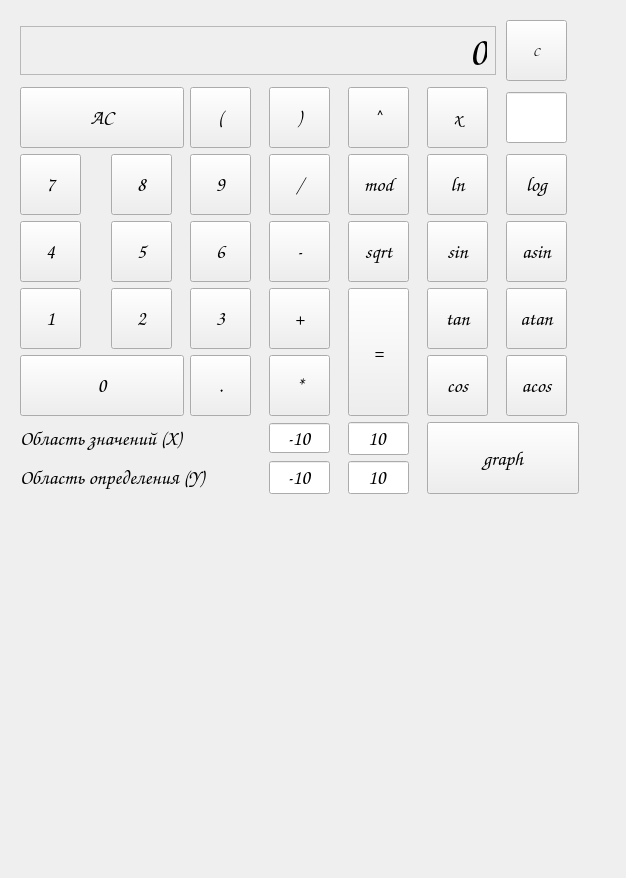
The window that src/cpp/mainwindow.ui (nabiullina/s21_smart_calc) describes before a commit, drawn with Qt 5.
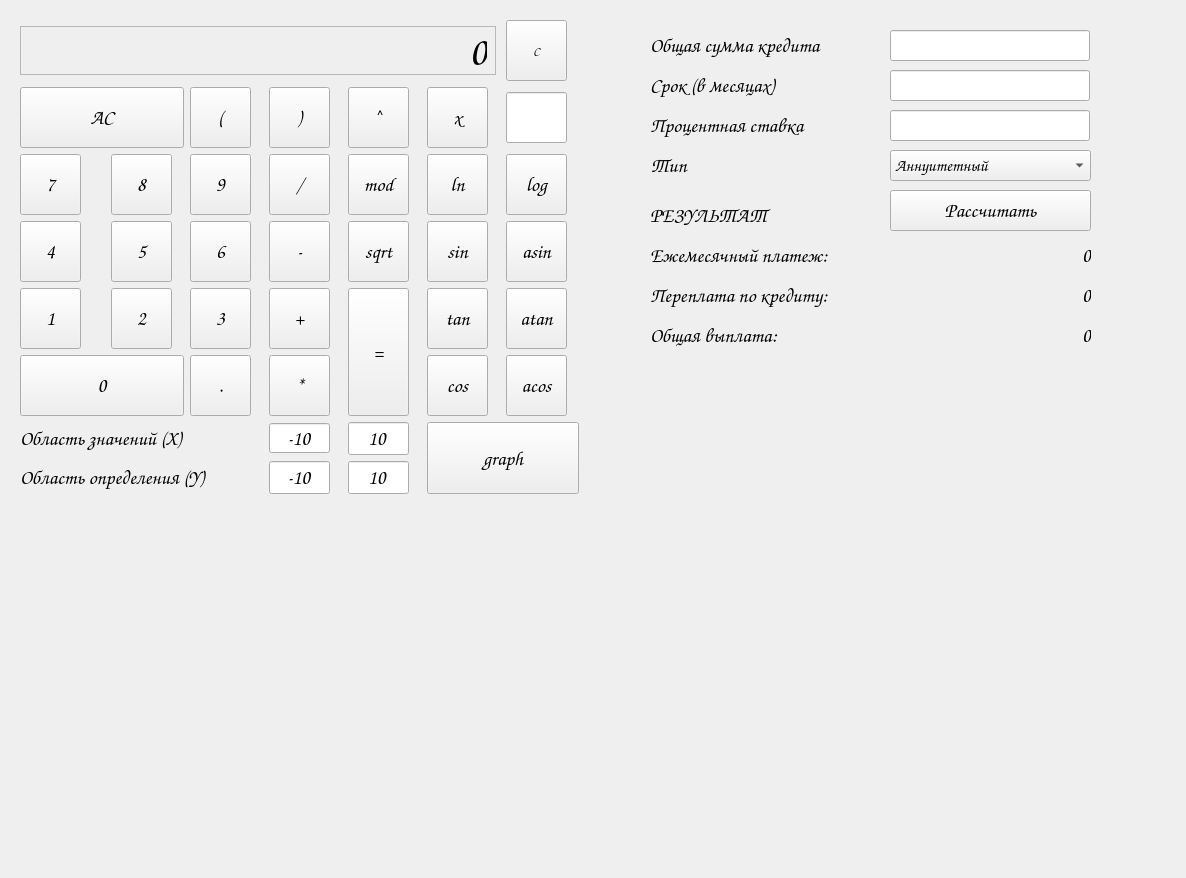
The same window after the commit. Custom widgets are drawn as their Qt base class.

Patch:
```diff
--- a/src/cpp/mainwindow.ui
+++ b/src/cpp/mainwindow.ui
@@ -6,7 +6,7 @@
    <rect>
     <x>0</x>
     <y>0</y>
-    <width>626</width>
+    <width>1186</width>
     <height>878</height>
    </rect>
   </property>
@@ -1102,6 +1102,467 @@
      </item>
     </layout>
    </widget>
+   <widget class="QLabel" name="label_4">
+    <property name="geometry">
+     <rect>
+      <x>650</x>
+      <y>30</y>
+      <width>247</width>
+      <height>30</height>
+     </rect>
+    </property>
+    <property name="maximumSize">
+     <size>
+      <width>16777215</width>
+      <height>30</height>
+     </size>
+    </property>
+    <property name="font">
+     <font>
+      <family>Comic Sans MS</family>
+      <pointsize>15</pointsize>
+     </font>
+    </property>
+    <property name="text">
+     <string>Общая сумма кредита</string>
+    </property>
+   </widget>
+   <widget class="QLabel" name="label_5">
+    <property name="geometry">
+     <rect>
+      <x>650</x>
+      <y>70</y>
+      <width>247</width>
+      <height>30</height>
+     </rect>
+    </property>
+    <property name="maximumSize">
+     <size>
+      <width>16777215</width>
+      <height>30</height>
+     </size>
+    </property>
+    <property name="font">
+     <font>
+      <family>Comic Sans MS</family>
+      <pointsize>15</pointsize>
+     </font>
+    </property>
+    <property name="text">
+     <string>Срок (в месяцах)</string>
+    </property>
+   </widget>
+   <widget class="QLabel" name="label_6">
+    <property name="geometry">
+     <rect>
+      <x>650</x>
+      <y>110</y>
+      <width>247</width>
+      <height>30</height>
+     </rect>
+    </property>
+    <property name="maximumSize">
+     <size>
+      <width>16777215</width>
+      <height>30</height>
+     </size>
+    </property>
+    <property name="font">
+     <font>
+      <family>Comic Sans MS</family>
+      <pointsize>15</pointsize>
+     </font>
+    </property>
+    <property name="text">
+     <string>Процентная ставка</string>
+    </property>
+   </widget>
+   <widget class="QLabel" name="label_7">
+    <property name="geometry">
+     <rect>
+      <x>650</x>
+      <y>150</y>
+      <width>247</width>
+      <height>30</height>
+     </rect>
+    </property>
+    <property name="maximumSize">
+     <size>
+      <width>16777215</width>
+      <height>30</height>
+     </size>
+    </property>
+    <property name="font">
+     <font>
+      <family>Comic Sans MS</family>
+      <pointsize>15</pointsize>
+     </font>
+    </property>
+    <property name="text">
+     <string>Тип</string>
+    </property>
+   </widget>
+   <widget class="QLabel" name="label_8">
+    <property name="geometry">
+     <rect>
+      <x>650</x>
+      <y>200</y>
+      <width>247</width>
+      <height>30</height>
+     </rect>
+    </property>
+    <property name="maximumSize">
+     <size>
+      <width>16777215</width>
+      <height>30</height>
+     </size>
+    </property>
+    <property name="font">
+     <font>
+      <family>Comic Sans MS</family>
+      <pointsize>15</pointsize>
+     </font>
+    </property>
+    <property name="text">
+     <string>РЕЗУЛЬТАТ</string>
+    </property>
+   </widget>
+   <widget class="QLabel" name="label_9">
+    <property name="geometry">
+     <rect>
+      <x>650</x>
+      <y>240</y>
+      <width>247</width>
+      <height>30</height>
+     </rect>
+    </property>
+    <property name="maximumSize">
+     <size>
+      <width>16777215</width>
+      <height>30</height>
+     </size>
+    </property>
+    <property name="font">
+     <font>
+      <family>Comic Sans MS</family>
+      <pointsize>15</pointsize>
+     </font>
+    </property>
+    <property name="text">
+     <string>Ежемесячный платеж:</string>
+    </property>
+   </widget>
+   <widget class="QLabel" name="label_10">
+    <property name="geometry">
+     <rect>
+      <x>650</x>
+      <y>280</y>
+      <width>247</width>
+      <height>30</height>
+     </rect>
+    </property>
+    <property name="maximumSize">
+     <size>
+      <width>16777215</width>
+      <height>30</height>
+     </size>
+    </property>
+    <property name="font">
+     <font>
+      <family>Comic Sans MS</family>
+      <pointsize>15</pointsize>
+     </font>
+    </property>
+    <property name="text">
+     <string>Переплата по кредиту:</string>
+    </property>
+   </widget>
+   <widget class="QLabel" name="label_11">
+    <property name="geometry">
+     <rect>
+      <x>650</x>
+      <y>320</y>
+      <width>247</width>
+      <height>30</height>
+     </rect>
+    </property>
+    <property name="maximumSize">
+     <size>
+      <width>16777215</width>
+      <height>30</height>
+     </size>
+    </property>
+    <property name="font">
+     <font>
+      <family>Comic Sans MS</family>
+      <pointsize>15</pointsize>
+     </font>
+    </property>
+    <property name="text">
+     <string>Общая выплата:</string>
+    </property>
+   </widget>
+   <widget class="QLabel" name="label_monpay">
+    <property name="geometry">
+     <rect>
+      <x>900</x>
+      <y>240</y>
+      <width>191</width>
+      <height>30</height>
+     </rect>
+    </property>
+    <property name="maximumSize">
+     <size>
+      <width>16777215</width>
+      <height>30</height>
+     </size>
+    </property>
+    <property name="font">
+     <font>
+      <family>Comic Sans MS</family>
+      <pointsize>15</pointsize>
+     </font>
+    </property>
+    <property name="text">
+     <string>0</string>
+    </property>
+    <property name="alignment">
+     <set>Qt::AlignRight|Qt::AlignTrailing|Qt::AlignVCenter</set>
+    </property>
+   </widget>
+   <widget class="QLabel" name="label_overpay">
+    <property name="geometry">
+     <rect>
+      <x>900</x>
+      <y>280</y>
+      <width>191</width>
+      <height>30</height>
+     </rect>
+    </property>
+    <property name="maximumSize">
+     <size>
+      <width>16777215</width>
+      <height>30</height>
+     </size>
+    </property>
+    <property name="font">
+     <font>
+      <family>Comic Sans MS</family>
+      <pointsize>15</pointsize>
+     </font>
+    </property>
+    <property name="text">
+     <string>0</string>
+    </property>
+    <property name="alignment">
+     <set>Qt::AlignRight|Qt::AlignTrailing|Qt::AlignVCenter</set>
+    </property>
+   </widget>
+   <widget class="QLabel" name="label_paysum">
+    <property name="geometry">
+     <rect>
+      <x>900</x>
+      <y>320</y>
+      <width>191</width>
+      <height>30</height>
+     </rect>
+    </property>
+    <property name="maximumSize">
+     <size>
+      <width>16777215</width>
+      <height>30</height>
+     </size>
+    </property>
+    <property name="font">
+     <font>
+      <family>Comic Sans MS</family>
+      <pointsize>15</pointsize>
+     </font>
+    </property>
+    <property name="text">
+     <string>0</string>
+    </property>
+    <property name="alignment">
+     <set>Qt::AlignRight|Qt::AlignTrailing|Qt::AlignVCenter</set>
+    </property>
+   </widget>
+   <widget class="QLineEdit" name="sum_line">
+    <property name="geometry">
+     <rect>
+      <x>890</x>
+      <y>30</y>
+      <width>200</width>
+      <height>31</height>
+     </rect>
+    </property>
+    <property name="sizePolicy">
+     <sizepolicy hsizetype="Expanding" vsizetype="Expanding">
+      <horstretch>0</horstretch>
+      <verstretch>0</verstretch>
+     </sizepolicy>
+    </property>
+    <property name="minimumSize">
+     <size>
+      <width>61</width>
+      <height>31</height>
+     </size>
+    </property>
+    <property name="maximumSize">
+     <size>
+      <width>200</width>
+      <height>31</height>
+     </size>
+    </property>
+    <property name="font">
+     <font>
+      <family>Comic Sans MS</family>
+      <pointsize>20</pointsize>
+     </font>
+    </property>
+    <property name="focusPolicy">
+     <enum>Qt::ClickFocus</enum>
+    </property>
+    <property name="alignment">
+     <set>Qt::AlignCenter</set>
+    </property>
+   </widget>
+   <widget class="QLineEdit" name="term_line">
+    <property name="geometry">
+     <rect>
+      <x>890</x>
+      <y>70</y>
+      <width>200</width>
+      <height>31</height>
+     </rect>
+    </property>
+    <property name="sizePolicy">
+     <sizepolicy hsizetype="Expanding" vsizetype="Expanding">
+      <horstretch>0</horstretch>
+      <verstretch>0</verstretch>
+     </sizepolicy>
+    </property>
+    <property name="minimumSize">
+     <size>
+      <width>61</width>
+      <height>31</height>
+     </size>
+    </property>
+    <property name="maximumSize">
+     <size>
+      <width>200</width>
+      <height>31</height>
+     </size>
+    </property>
+    <property name="font">
+     <font>
+      <family>Comic Sans MS</family>
+      <pointsize>20</pointsize>
+     </font>
+    </property>
+    <property name="focusPolicy">
+     <enum>Qt::ClickFocus</enum>
+    </property>
+    <property name="alignment">
+     <set>Qt::AlignCenter</set>
+    </property>
+   </widget>
+   <widget class="QLineEdit" name="percent_line">
+    <property name="geometry">
+     <rect>
+      <x>890</x>
+      <y>110</y>
+      <width>200</width>
+      <height>31</height>
+     </rect>
+    </property>
+    <property name="sizePolicy">
+     <sizepolicy hsizetype="Expanding" vsizetype="Expanding">
+      <horstretch>0</horstretch>
+      <verstretch>0</verstretch>
+     </sizepolicy>
+    </property>
+    <property name="minimumSize">
+     <size>
+      <width>61</width>
+      <height>31</height>
+     </size>
+    </property>
+    <property name="maximumSize">
+     <size>
+      <width>200</width>
+      <height>31</height>
+     </size>
+    </property>
+    <property name="font">
+     <font>
+      <family>Comic Sans MS</family>
+      <pointsize>20</pointsize>
+     </font>
+    </property>
+    <property name="focusPolicy">
+     <enum>Qt::ClickFocus</enum>
+    </property>
+    <property name="alignment">
+     <set>Qt::AlignCenter</set>
+    </property>
+   </widget>
+   <widget class="QComboBox" name="cBox_type">
+    <property name="geometry">
+     <rect>
+      <x>890</x>
+      <y>150</y>
+      <width>201</width>
+      <height>31</height>
+     </rect>
+    </property>
+    <property name="font">
+     <font>
+      <family>Comic Sans MS</family>
+      <pointsize>13</pointsize>
+     </font>
+    </property>
+    <item>
+     <property name="text">
+      <string>Аннуитетный</string>
+     </property>
+    </item>
+    <item>
+     <property name="text">
+      <string>Дифференцированный</string>
+     </property>
+    </item>
+   </widget>
+   <widget class="QPushButton" name="pushButton_credit">
+    <property name="geometry">
+     <rect>
+      <x>890</x>
+      <y>190</y>
+      <width>201</width>
+      <height>41</height>
+     </rect>
+    </property>
+    <property name="minimumSize">
+     <size>
+      <width>61</width>
+      <height>30</height>
+     </size>
+    </property>
+    <property name="maximumSize">
+     <size>
+      <width>300</width>
+      <height>200</height>
+     </size>
+    </property>
+    <property name="font">
+     <font>
+      <family>Comic Sans MS</family>
+      <pointsize>15</pointsize>
+     </font>
+    </property>
+    <property name="text">
+     <string>Рассчитать</string>
+    </property>
+   </widget>
   </widget>
  </widget>
  <customwidgets>
```
Left out of the diff: 1104 changed lines with no effect on the pictures.
